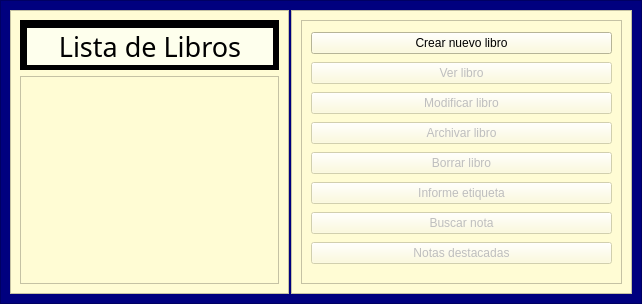
Old version of the form anotador/Visual/Widgetprincipal.ui in the repository AdrianPerdomoE/Proyecto_Anotador.
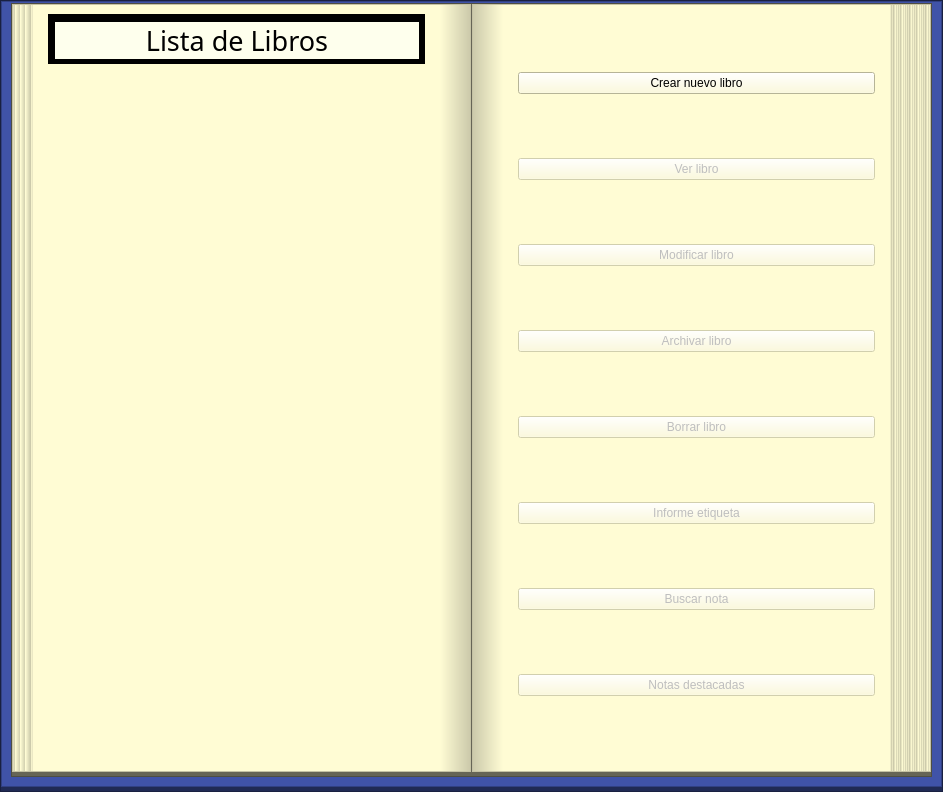
New version of the form.

```diff
--- a/anotador/Visual/Widgetprincipal.ui
+++ b/anotador/Visual/Widgetprincipal.ui
@@ -6,8 +6,8 @@
    <rect>
     <x>0</x>
     <y>0</y>
-    <width>642</width>
-    <height>304</height>
+    <width>943</width>
+    <height>792</height>
    </rect>
   </property>
   <property name="windowTitle">
@@ -32,7 +32,7 @@
    <item>
     <widget class="QFrame" name="frame">
      <property name="styleSheet">
-      <string notr="true">background-color: rgb(0, 0, 127);</string>
+      <string notr="true">background-color: rgb(32, 42, 84);</string>
      </property>
      <property name="frameShape">
       <enum>QFrame::StyledPanel</enum>
@@ -40,14 +40,26 @@
      <property name="frameShadow">
       <enum>QFrame::Raised</enum>
      </property>
-     <layout class="QHBoxLayout" name="horizontalLayout">
+     <layout class="QVBoxLayout" name="verticalLayout_5">
       <property name="spacing">
-       <number>2</number>
+       <number>0</number>
+      </property>
+      <property name="leftMargin">
+       <number>0</number>
+      </property>
+      <property name="topMargin">
+       <number>0</number>
+      </property>
+      <property name="rightMargin">
+       <number>0</number>
+      </property>
+      <property name="bottomMargin">
+       <number>4</number>
       </property>
       <item>
        <widget class="QFrame" name="frame_2">
         <property name="styleSheet">
-         <string notr="true">background-color: rgb(255, 252, 212);</string>
+         <string notr="true">background-color: rgb(64, 83, 168);</string>
         </property>
         <property name="frameShape">
          <enum>QFrame::StyledPanel</enum>
@@ -56,8 +68,117 @@
          <enum>QFrame::Raised</enum>
         </property>
         <layout class="QVBoxLayout" name="verticalLayout_2">
+         <property name="spacing">
+          <number>2</number>
+         </property>
+         <property name="sizeConstraint">
+          <enum>QLayout::SetNoConstraint</enum>
+         </property>
+         <property name="topMargin">
+          <number>1</number>
+         </property>
+         <item>
+          <widget class="QFrame" name="frame_16">
+           <property name="styleSheet">
+            <string notr="true">background-color: rgb(102, 101, 86);</string>
+           </property>
+           <property name="frameShape">
+            <enum>QFrame::StyledPanel</enum>
+           </property>
+           <property name="frameShadow">
+            <enum>QFrame::Plain</enum>
+           </property>
+           <layout class="QHBoxLayout" name="horizontalLayout_4">
+            <property name="spacing">
+             <number>1</number>
+            </property>
+            <property name="leftMargin">
+             <number>0</number>
+            </property>
+            <property name="topMargin">
+             <number>0</number>
+            </property>
+            <property name="rightMargin">
+             <number>0</number>
+            </property>
+            <property name="bottomMargin">
+             <number>4</number>
+            </property>
+            <item>
+             <widget class="QFrame" name="frame_3">
+              <property name="styleSheet">
+               <string notr="true">background-color: rgb(255, 252, 212);</string>
+              </property>
+              <property name="frameShape">
+               <enum>QFrame::StyledPanel</enum>
+              </property>
+              <property name="frameShadow">
+               <enum>QFrame::Raised</enum>
+              </property>
+              <layout class="QHBoxLayout" name="horizontalLayout_3">
+               <property name="leftMargin">
+                <number>0</number>
+               </property>
+               <property name="topMargin">
+                <number>0</number>
+               </property>
+               <property name="rightMargin">
+                <number>0</number>
+               </property>
+               <property name="bottomMargin">
+                <number>0</number>
+               </property>
+               <item>
+                <widget class="QFrame" name="frame_11">
+                 <property name="minimumSize">
+                  <size>
+                   <width>0</width>
+                   <height>0</height>
+                  </size>
+                 </property>
+                 <property name="styleSheet">
+                  <string notr="true">background-color: qlineargradient(spread:repeat, x1:0.373051, y1:0.409, x2:0.624, y2:0.409, stop:0 rgba(255, 252, 212, 255), stop:1 rgba(204, 202, 171, 255));</string>
+                 </property>
+                 <property name="frameShape">
+                  <enum>QFrame::NoFrame</enum>
+                 </property>
+                 <property name="frameShadow">
+                  <enum>QFrame::Raised</enum>
+                 </property>
+                 <layout class="QVBoxLayout" name="verticalLayout_18">
+                  <property name="spacing">
+                   <number>0</number>
+                  </property>
+                  <property name="leftMargin">
+                   <number>20</number>
+                  </property>
+                  <property name="topMargin">
+                   <number>0</number>
+                  </property>
+                  <property name="rightMargin">
+                   <number>0</number>
+                  </property>
+                  <property name="bottomMargin">
+                   <number>0</number>
+                  </property>
+                 </layout>
+                </widget>
+               </item>
          <item>
           <widget class="QFrame" name="frame_5">
+                 <property name="styleSheet">
+                  <string notr="true">background-color: rgb(255, 252, 212);
+</string>
+                 </property>
+                 <property name="frameShape">
+                  <enum>QFrame::NoFrame</enum>
+                 </property>
+                 <property name="frameShadow">
+                  <enum>QFrame::Raised</enum>
+                 </property>
+                 <layout class="QVBoxLayout" name="verticalLayout_9">
+                  <item>
+                   <widget class="QFrame" name="frame_7">
            <property name="minimumSize">
             <size>
              <width>0</width>
@@ -73,7 +194,7 @@
            <property name="frameShadow">
             <enum>QFrame::Raised</enum>
            </property>
-           <layout class="QVBoxLayout" name="verticalLayout_5">
+                    <layout class="QVBoxLayout" name="verticalLayout_10">
             <property name="spacing">
              <number>5</number>
             </property>
@@ -120,6 +241,21 @@
            <property name="styleSheet">
             <string notr="true">font: 16pt &quot;Lucida Handwriting&quot;;</string>
            </property>
+                    <property name="frameShape">
+                     <enum>QFrame::NoFrame</enum>
+                    </property>
+                    <property name="frameShadow">
+                     <enum>QFrame::Sunken</enum>
+                    </property>
+                    <property name="lineWidth">
+                     <number>1</number>
+                    </property>
+                    <property name="flow">
+                     <enum>QListView::TopToBottom</enum>
+                    </property>
+                    <property name="resizeMode">
+                     <enum>QListView::Fixed</enum>
+                    </property>
            <property name="viewMode">
             <enum>QListView::IconMode</enum>
            </property>
@@ -132,38 +268,115 @@
        </widget>
       </item>
       <item>
-       <widget class="QFrame" name="frame_3">
+                <widget class="QFrame" name="frame_15">
         <property name="minimumSize">
          <size>
-          <width>341</width>
+                   <width>30</width>
           <height>0</height>
          </size>
         </property>
         <property name="styleSheet">
-         <string notr="true">background-color: rgb(255, 252, 212);</string>
+                  <string notr="true">background-color: qlineargradient(spread:pad, x1:0, y1:1, x2:1, y2:1, stop:0 rgba(255, 252, 212, 255), stop:1 rgba(204, 202, 171, 255));</string>
         </property>
         <property name="frameShape">
-         <enum>QFrame::StyledPanel</enum>
+                  <enum>QFrame::NoFrame</enum>
         </property>
         <property name="frameShadow">
          <enum>QFrame::Raised</enum>
         </property>
-        <layout class="QVBoxLayout" name="verticalLayout_3">
+                </widget>
+               </item>
+              </layout>
+             </widget>
+            </item>
          <item>
           <widget class="QFrame" name="frame_4">
            <property name="minimumSize">
             <size>
+                <width>0</width>
+                <height>0</height>
+               </size>
+              </property>
+              <property name="styleSheet">
+               <string notr="true">background-color: rgb(255, 252, 212);</string>
+              </property>
+              <property name="frameShape">
+               <enum>QFrame::StyledPanel</enum>
+              </property>
+              <property name="frameShadow">
+               <enum>QFrame::Raised</enum>
+              </property>
+              <property name="lineWidth">
+               <number>0</number>
+              </property>
+              <layout class="QHBoxLayout" name="horizontalLayout_2">
+               <property name="leftMargin">
+                <number>0</number>
+               </property>
+               <property name="topMargin">
+                <number>0</number>
+               </property>
+               <property name="rightMargin">
+                <number>0</number>
+               </property>
+               <property name="bottomMargin">
+                <number>0</number>
+               </property>
+               <item>
+                <widget class="QFrame" name="frame_12">
+                 <property name="sizePolicy">
+                  <sizepolicy hsizetype="MinimumExpanding" vsizetype="Preferred">
+                   <horstretch>0</horstretch>
+                   <verstretch>0</verstretch>
+                  </sizepolicy>
+                 </property>
+                 <property name="minimumSize">
+                  <size>
+                   <width>30</width>
+                   <height>0</height>
+                  </size>
+                 </property>
+                 <property name="maximumSize">
+                  <size>
+                   <width>0</width>
+                   <height>16777215</height>
+                  </size>
+                 </property>
+                 <property name="styleSheet">
+                  <string notr="true">background-color: qlineargradient(spread:pad, x1:0, y1:1, x2:1, y2:1, stop:0 rgba(204, 202, 171, 255), stop:1 rgba(255, 252, 212, 255));</string>
+                 </property>
+                 <property name="frameShape">
+                  <enum>QFrame::NoFrame</enum>
+                 </property>
+                 <property name="frameShadow">
+                  <enum>QFrame::Raised</enum>
+                 </property>
+                </widget>
+               </item>
+               <item>
+                <widget class="QFrame" name="frame_9">
+                 <property name="sizePolicy">
+                  <sizepolicy hsizetype="Expanding" vsizetype="Expanding">
+                   <horstretch>0</horstretch>
+                   <verstretch>0</verstretch>
+                  </sizepolicy>
+                 </property>
+                 <property name="minimumSize">
+                  <size>
              <width>189</width>
              <height>0</height>
             </size>
            </property>
+                 <property name="styleSheet">
+                  <string notr="true">background-color: rgb(255, 252, 212);</string>
+                 </property>
            <property name="frameShape">
-            <enum>QFrame::StyledPanel</enum>
+                  <enum>QFrame::NoFrame</enum>
            </property>
            <property name="frameShadow">
             <enum>QFrame::Raised</enum>
            </property>
-           <layout class="QVBoxLayout" name="verticalLayout_4">
+                 <layout class="QVBoxLayout" name="verticalLayout_11">
             <item>
              <widget class="QPushButton" name="pushButtonCrear_Libro">
               <property name="text">
@@ -239,6 +452,50 @@
               <property name="text">
                <string>Notas destacadas</string>
               </property>
+                   </widget>
+                  </item>
+                 </layout>
+                </widget>
+               </item>
+               <item>
+                <widget class="QFrame" name="frame_10">
+                 <property name="minimumSize">
+                  <size>
+                   <width>0</width>
+                   <height>0</height>
+                  </size>
+                 </property>
+                 <property name="styleSheet">
+                  <string notr="true">background-color: rgb(255, 252, 212);
+background-color: qlineargradient(spread:repeat,  x1:0.943, y1:1, x2:1, y2:1, stop:0 rgba(204, 202, 171, 255), stop:1 rgba(255, 252, 212, 255));
+</string>
+                 </property>
+                 <property name="frameShape">
+                  <enum>QFrame::NoFrame</enum>
+                 </property>
+                 <property name="frameShadow">
+                  <enum>QFrame::Raised</enum>
+                 </property>
+                 <layout class="QVBoxLayout" name="verticalLayout_3">
+                  <property name="spacing">
+                   <number>0</number>
+                  </property>
+                  <property name="leftMargin">
+                   <number>40</number>
+                  </property>
+                  <property name="topMargin">
+                   <number>0</number>
+                  </property>
+                  <property name="rightMargin">
+                   <number>0</number>
+                  </property>
+                  <property name="bottomMargin">
+                   <number>0</number>
+                  </property>
+                 </layout>
+                </widget>
+               </item>
+              </layout>
              </widget>
             </item>
            </layout>
```
Lines whose indentation alone changed are shown as unchanged.
